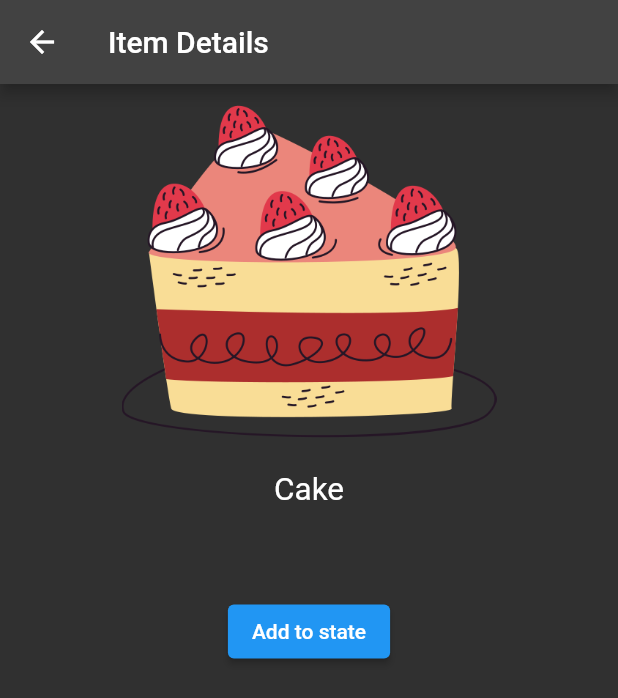
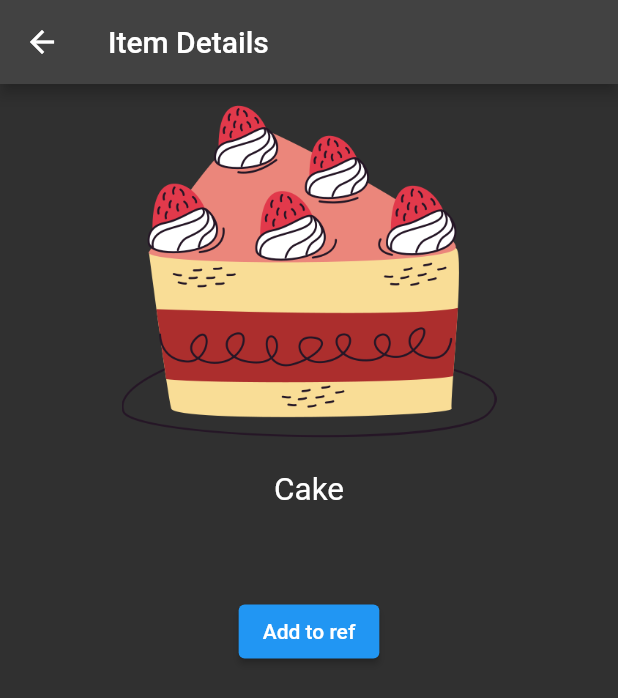
Before and after one commit to PaulRublev/state_management, a Flutter app: the ItemDetailsView screen opened directly with sample values from the repository, on a phone screen of 412 x 824 dp. Shown: the top 698 px of the screen. Run offline on Flutter 3.47's test engine with Material 2 defaults, Android fonts, the phone set to English and light mode, and no system bars; our stand-ins replace flutter_riverpod, get_it.

Commit message:
Task3.Flutter riverpod

```diff
--- a/lib/src/app.dart
+++ b/lib/src/app.dart
@@ -1,6 +1,6 @@
 import 'package:flutter/material.dart';
+import 'package:flutter_riverpod/flutter_riverpod.dart';
 import 'package:module_model/module_model.dart';
-import 'package:provider/provider.dart';
 
 import 'sample_feature/item_details_view.dart';
 import 'sample_feature/item_list_view.dart';
@@ -12,8 +12,7 @@ class MyApp extends StatelessWidget {
 
   @override
   Widget build(BuildContext context) {
-    return ChangeNotifierProvider<Cart>(
-      create: (_) => Cart(),
+    return ProviderScope(
       child: MaterialApp(
         debugShowCheckedModeBanner: false,
         restorationScopeId: 'app',
--- a/lib/src/sample_feature/item_details_view.dart
+++ b/lib/src/sample_feature/item_details_view.dart
@@ -1,8 +1,8 @@
 import 'package:flutter/material.dart';
+import 'package:flutter_riverpod/flutter_riverpod.dart';
 import 'package:module_model/module_model.dart';
-import 'package:provider/provider.dart';
 
-class ItemDetailsView extends StatelessWidget {
+class ItemDetailsView extends ConsumerWidget {
   const ItemDetailsView({super.key, required this.item});
 
   static const routeName = '/sample_item';
@@ -10,7 +10,7 @@ class ItemDetailsView extends StatelessWidget {
   final SampleItem item;
 
   @override
-  Widget build(BuildContext context) {
+  Widget build(BuildContext context, WidgetRef ref) {
     return Scaffold(
       appBar: AppBar(
         title: const Text('Item Details'),
@@ -36,27 +36,33 @@ class ItemDetailsView extends StatelessWidget {
                   textScaleFactor: 1.5,
                 ),
               ),
-              Consumer<Cart>(
-                builder: ((context, state, _) => SizedBox(
+              Consumer(
+                builder: ((context, ref, _) => SizedBox(
                       height: 50,
-                      child: state.cartItems.containsKey(item)
+                      child: ref.watch(cartProvider).containsKey(item)
                           ? Row(
                               mainAxisSize: MainAxisSize.min,
                               children: [
                                 IconButton(
                                   onPressed: (() {
-                                    if (state.cartItems[item]! > 1) {
-                                      state.decrement(item);
+                                    if (ref.watch(cartProvider)[item]! > 1) {
+                                      ref
+                                          .read(cartProvider.notifier)
+                                          .decrement(item);
                                     } else {
-                                      state.remove(item);
+                                      ref
+                                          .watch(cartProvider.notifier)
+                                          .remove(item);
                                     }
                                   }),
                                   icon: const Icon(Icons.remove_circle_outline),
                                 ),
-                                Text('${state.cartItems[item]}'),
+                                Text('${ref.watch(cartProvider)[item]}'),
                                 IconButton(
                                   onPressed: (() {
-                                    state.increment(item);
+                                    ref
+                                        .read(cartProvider.notifier)
+                                        .increment(item);
                                   }),
                                   icon: const Icon(Icons.add_circle_outline),
                                 ),
@@ -65,17 +71,17 @@ class ItemDetailsView extends StatelessWidget {
                           : null,
                     )),
               ),
-              Consumer<Cart>(
-                builder: (context, state, _) => ElevatedButton(
+              Consumer(
+                builder: (context, ref, _) => ElevatedButton(
                   onPressed: () {
-                    state.cartItems.containsKey(item)
+                    ref.watch(cartProvider).containsKey(item)
                         ? Navigator.of(context).pop()
-                        : state.add(item);
+                        : ref.read(cartProvider.notifier).add(item);
                   },
                   child: Text(
-                    state.cartItems.containsKey(item)
+                    ref.watch(cartProvider).containsKey(item)
                         ? 'Go back'
-                        : 'Add to state',
+                        : 'Add to ref',
                   ),
                 ),
               ),
--- a/lib/src/sample_feature/item_list_view.dart
+++ b/lib/src/sample_feature/item_list_view.dart
@@ -1,11 +1,11 @@
 import 'package:flutter/material.dart';
+import 'package:flutter_riverpod/flutter_riverpod.dart';
 import 'package:module_business/module_business.dart';
 import 'package:module_model/module_model.dart';
-import 'package:provider/provider.dart';
 
 import 'item_details_view.dart';
 
-class ItemListView extends StatelessWidget {
+class ItemListView extends ConsumerWidget {
   ItemListView({super.key});
 
   static const String path = 'assets/images/';
@@ -16,7 +16,7 @@ class ItemListView extends StatelessWidget {
       BlocFactory.instance.mainBloc.itemService.getItemList();
 
   @override
-  Widget build(BuildContext context) {
+  Widget build(BuildContext context, WidgetRef ref) {
     return Scaffold(
       appBar: AppBar(
         title: const Text('Sample Items'),
@@ -26,6 +26,7 @@ class ItemListView extends StatelessWidget {
         itemCount: items.length,
         itemBuilder: (BuildContext context, int index) {
           final item = items[index];
+          ref.watch(cartProvider);
 
           return Padding(
             padding: const EdgeInsets.all(10.0),
@@ -34,10 +35,10 @@ class ItemListView extends StatelessWidget {
               trailing: Row(
                 mainAxisSize: MainAxisSize.min,
                 children: [
-                  Consumer<Cart>(builder: (_, state, ___) {
+                  Consumer(builder: (_, ref, ___) {
                     return Text(
-                      state.cartItems.containsKey(item)
-                          ? state.cartItems[item].toString()
+                      ref.watch(cartProvider).containsKey(item)
+                          ? ref.watch(cartProvider)[item].toString()
                           : '',
                       textScaleFactor: 0.9,
                     );
--- a/packages/module_model/pubspec.yaml
+++ b/packages/module_model/pubspec.yaml
@@ -10,6 +10,7 @@ environment:
 dependencies:
   flutter:
     sdk: flutter
+  flutter_riverpod: ^2.1.1
 
 dev_dependencies:
   flutter_test:
--- a/pubspec.yaml
+++ b/pubspec.yaml
@@ -14,7 +14,7 @@ dependencies:
     path: packages/module_business
   module_model:
     path: packages/module_model
-  provider: ^6.0.4
+  flutter_riverpod: ^2.1.1
 
 dev_dependencies:
   flutter_test:
```
Also changed, not shown: packages/module_model/lib/src/cart/cart.dart (+12 -13 lines), pubspec.lock.
